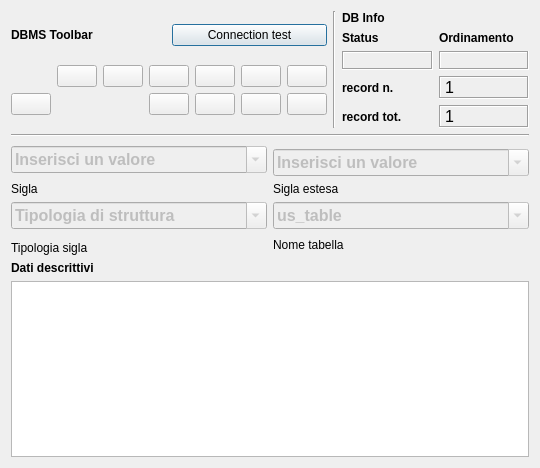
Qt form gui/ui/Thesaurus.ui (pyarchinit/pyarchinit) before a commit.
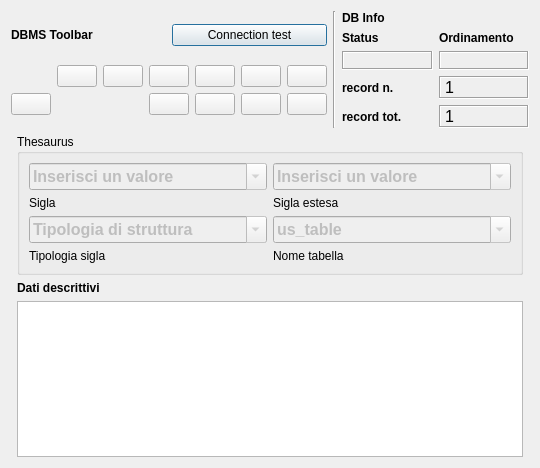
The same form after that commit. Icons and pictures are not drawn. Custom widgets are drawn as their Qt base class.

```diff
--- a/gui/ui/Thesaurus.ui
+++ b/gui/ui/Thesaurus.ui
@@ -23,8 +23,238 @@
    <iconset resource="../../resources/resources.qrc">
     <normaloff>:/icons/iconSite.png</normaloff>:/icons/iconSite.png</iconset>
   </property>
-  <layout class="QGridLayout" name="gridLayout_6">
-   <item row="0" column="0" colspan="2">
+  <layout class="QGridLayout" name="gridLayout_7">
+   <item row="1" column="1">
+    <widget class="QgsCollapsibleGroupBox" name="groupBox">
+     <property name="title">
+      <string>Thesaurus</string>
+     </property>
+     <layout class="QGridLayout" name="gridLayout_6">
+      <item row="0" column="0">
+       <widget class="QComboBox" name="comboBox_sigla">
+        <property name="enabled">
+         <bool>false</bool>
+        </property>
+        <property name="minimumSize">
+         <size>
+          <width>100</width>
+          <height>0</height>
+         </size>
+        </property>
+        <property name="font">
+         <font>
+          <pointsize>12</pointsize>
+          <weight>75</weight>
+          <bold>true</bold>
+         </font>
+        </property>
+        <property name="mouseTracking">
+         <bool>true</bool>
+        </property>
+        <property name="editable">
+         <bool>true</bool>
+        </property>
+        <property name="maxVisibleItems">
+         <number>99999</number>
+        </property>
+        <property name="maxCount">
+         <number>2147483647</number>
+        </property>
+        <item>
+         <property name="text">
+          <string>Inserisci un valore</string>
+         </property>
+        </item>
+       </widget>
+      </item>
+      <item row="0" column="1">
+       <widget class="QComboBox" name="comboBox_sigla_estesa">
+        <property name="enabled">
+         <bool>false</bool>
+        </property>
+        <property name="minimumSize">
+         <size>
+          <width>150</width>
+          <height>0</height>
+         </size>
+        </property>
+        <property name="font">
+         <font>
+          <pointsize>12</pointsize>
+          <weight>75</weight>
+          <bold>true</bold>
+         </font>
+        </property>
+        <property name="mouseTracking">
+         <bool>true</bool>
+        </property>
+        <property name="editable">
+         <bool>true</bool>
+        </property>
+        <property name="maxVisibleItems">
+         <number>99999</number>
+        </property>
+        <property name="maxCount">
+         <number>2147483647</number>
+        </property>
+        <item>
+         <property name="text">
+          <string>Inserisci un valore</string>
+         </property>
+        </item>
+       </widget>
+      </item>
+      <item row="1" column="0">
+       <widget class="QLabel" name="label">
+        <property name="text">
+         <string>Sigla</string>
+        </property>
+       </widget>
+      </item>
+      <item row="1" column="1">
+       <widget class="QLabel" name="label_2">
+        <property name="text">
+         <string>Sigla estesa</string>
+        </property>
+       </widget>
+      </item>
+      <item row="2" column="0">
+       <widget class="QComboBox" name="comboBox_tipologia_sigla">
+        <property name="enabled">
+         <bool>false</bool>
+        </property>
+        <property name="minimumSize">
+         <size>
+          <width>100</width>
+          <height>0</height>
+         </size>
+        </property>
+        <property name="font">
+         <font>
+          <pointsize>12</pointsize>
+          <weight>75</weight>
+          <bold>true</bold>
+         </font>
+        </property>
+        <property name="mouseTracking">
+         <bool>true</bool>
+        </property>
+        <property name="editable">
+         <bool>true</bool>
+        </property>
+        <property name="maxVisibleItems">
+         <number>99999</number>
+        </property>
+        <property name="maxCount">
+         <number>2147483647</number>
+        </property>
+        <item>
+         <property name="text">
+          <string>Tipologia di struttura</string>
+         </property>
+        </item>
+        <item>
+         <property name="text">
+          <string>definizione sito</string>
+         </property>
+        </item>
+        <item>
+         <property name="text">
+          <string>definizione stratigrafica</string>
+         </property>
+        </item>
+        <item>
+         <property name="text">
+          <string>tipo di caratterizzazione</string>
+         </property>
+        </item>
+        <item>
+         <property name="text">
+          <string>tipo di us</string>
+         </property>
+        </item>
+        <item>
+         <property name="text">
+          <string>tipo reperto</string>
+         </property>
+        </item>
+       </widget>
+      </item>
+      <item row="2" column="1">
+       <widget class="QComboBox" name="comboBox_nome_tabella">
+        <property name="enabled">
+         <bool>false</bool>
+        </property>
+        <property name="minimumSize">
+         <size>
+          <width>100</width>
+          <height>0</height>
+         </size>
+        </property>
+        <property name="font">
+         <font>
+          <pointsize>12</pointsize>
+          <weight>75</weight>
+          <bold>true</bold>
+         </font>
+        </property>
+        <property name="mouseTracking">
+         <bool>true</bool>
+        </property>
+        <property name="editable">
+         <bool>true</bool>
+        </property>
+        <property name="maxVisibleItems">
+         <number>99999</number>
+        </property>
+        <property name="maxCount">
+         <number>2147483647</number>
+        </property>
+        <item>
+         <property name="text">
+          <string>us_table</string>
+         </property>
+        </item>
+        <item>
+         <property name="text">
+          <string>site_table</string>
+         </property>
+        </item>
+        <item>
+         <property name="text">
+          <string>struttura_table</string>
+         </property>
+        </item>
+        <item>
+         <property name="text">
+          <string>pyunitastratigrafiche</string>
+         </property>
+        </item>
+        <item>
+         <property name="text">
+          <string>inventario_materiali_table</string>
+         </property>
+        </item>
+       </widget>
+      </item>
+      <item row="3" column="0">
+       <widget class="QLabel" name="label_11">
+        <property name="text">
+         <string>Tipologia sigla</string>
+        </property>
+       </widget>
+      </item>
+      <item row="3" column="1">
+       <widget class="QLabel" name="label_10">
+        <property name="text">
+         <string>Nome tabella</string>
+        </property>
+       </widget>
+      </item>
+     </layout>
+    </widget>
+   </item>
+   <item row="0" column="0" colspan="3">
     <layout class="QHBoxLayout" name="horizontalLayout">
      <item>
       <layout class="QGridLayout" name="gridLayout_2">
@@ -486,241 +716,7 @@
      </item>
     </layout>
    </item>
-   <item row="1" column="0" colspan="2">
-    <widget class="Line" name="line_8">
-     <property name="font">
-      <font>
-       <weight>75</weight>
-       <bold>true</bold>
-      </font>
-     </property>
-     <property name="orientation">
-      <enum>Qt::Horizontal</enum>
-     </property>
-    </widget>
-   </item>
-   <item row="2" column="0" rowspan="2">
-    <widget class="QComboBox" name="comboBox_sigla">
-     <property name="enabled">
-      <bool>false</bool>
-     </property>
-     <property name="minimumSize">
-      <size>
-       <width>100</width>
-       <height>0</height>
-      </size>
-     </property>
-     <property name="font">
-      <font>
-       <pointsize>12</pointsize>
-       <weight>75</weight>
-       <bold>true</bold>
-      </font>
-     </property>
-     <property name="mouseTracking">
-      <bool>true</bool>
-     </property>
-     <property name="editable">
-      <bool>true</bool>
-     </property>
-     <property name="maxVisibleItems">
-      <number>99999</number>
-     </property>
-     <property name="maxCount">
-      <number>2147483647</number>
-     </property>
-     <item>
-      <property name="text">
-       <string>Inserisci un valore</string>
-      </property>
-     </item>
-    </widget>
-   </item>
-   <item row="3" column="1">
-    <widget class="QComboBox" name="comboBox_sigla_estesa">
-     <property name="enabled">
-      <bool>false</bool>
-     </property>
-     <property name="minimumSize">
-      <size>
-       <width>150</width>
-       <height>0</height>
-      </size>
-     </property>
-     <property name="font">
-      <font>
-       <pointsize>12</pointsize>
-       <weight>75</weight>
-       <bold>true</bold>
-      </font>
-     </property>
-     <property name="mouseTracking">
-      <bool>true</bool>
-     </property>
-     <property name="editable">
-      <bool>true</bool>
-     </property>
-     <property name="maxVisibleItems">
-      <number>99999</number>
-     </property>
-     <property name="maxCount">
-      <number>2147483647</number>
-     </property>
-     <item>
-      <property name="text">
-       <string>Inserisci un valore</string>
-      </property>
-     </item>
-    </widget>
-   </item>
-   <item row="4" column="0">
-    <widget class="QLabel" name="label">
-     <property name="text">
-      <string>Sigla</string>
-     </property>
-    </widget>
-   </item>
-   <item row="4" column="1">
-    <widget class="QLabel" name="label_2">
-     <property name="text">
-      <string>Sigla estesa</string>
-     </property>
-    </widget>
-   </item>
-   <item row="5" column="0">
-    <widget class="QComboBox" name="comboBox_tipologia_sigla">
-     <property name="enabled">
-      <bool>false</bool>
-     </property>
-     <property name="minimumSize">
-      <size>
-       <width>100</width>
-       <height>0</height>
-      </size>
-     </property>
-     <property name="font">
-      <font>
-       <pointsize>12</pointsize>
-       <weight>75</weight>
-       <bold>true</bold>
-      </font>
-     </property>
-     <property name="mouseTracking">
-      <bool>true</bool>
-     </property>
-     <property name="editable">
-      <bool>true</bool>
-     </property>
-     <property name="maxVisibleItems">
-      <number>99999</number>
-     </property>
-     <property name="maxCount">
-      <number>2147483647</number>
-     </property>
-     <item>
-      <property name="text">
-       <string>Tipologia di struttura</string>
-      </property>
-     </item>
-     <item>
-      <property name="text">
-       <string>definizione sito</string>
-      </property>
-     </item>
-     <item>
-      <property name="text">
-       <string>definizione stratigrafica</string>
-      </property>
-     </item>
-     <item>
-      <property name="text">
-       <string>tipo di caratterizzazione</string>
-      </property>
-     </item>
-     <item>
-      <property name="text">
-       <string>tipo di us</string>
-      </property>
-     </item>
-     <item>
-      <property name="text">
-       <string>tipo reperto</string>
-      </property>
-     </item>
-    </widget>
-   </item>
-   <item row="5" column="1">
-    <widget class="QComboBox" name="comboBox_nome_tabella">
-     <property name="enabled">
-      <bool>false</bool>
-     </property>
-     <property name="minimumSize">
-      <size>
-       <width>100</width>
-       <height>0</height>
-      </size>
-     </property>
-     <property name="font">
-      <font>
-       <pointsize>12</pointsize>
-       <weight>75</weight>
-       <bold>true</bold>
-      </font>
-     </property>
-     <property name="mouseTracking">
-      <bool>true</bool>
-     </property>
-     <property name="editable">
-      <bool>true</bool>
-     </property>
-     <property name="maxVisibleItems">
-      <number>99999</number>
-     </property>
-     <property name="maxCount">
-      <number>2147483647</number>
-     </property>
-     <item>
-      <property name="text">
-       <string>us_table</string>
-      </property>
-     </item>
-     <item>
-      <property name="text">
-       <string>site_table</string>
-      </property>
-     </item>
-     <item>
-      <property name="text">
-       <string>struttura_table</string>
-      </property>
-     </item>
-     <item>
-      <property name="text">
-       <string>pyunitastratigrafiche</string>
-      </property>
-     </item>
-     <item>
-      <property name="text">
-       <string>inventario_materiali_table</string>
-      </property>
-     </item>
-    </widget>
-   </item>
-   <item row="7" column="0">
-    <widget class="QLabel" name="label_11">
-     <property name="text">
-      <string>Tipologia sigla</string>
-     </property>
-    </widget>
-   </item>
-   <item row="6" column="1" rowspan="2">
-    <widget class="QLabel" name="label_10">
-     <property name="text">
-      <string>Nome tabella</string>
-     </property>
-    </widget>
-   </item>
-   <item row="8" column="0" colspan="2">
+   <item row="2" column="1">
     <layout class="QVBoxLayout" name="verticalLayout_3">
      <item>
       <widget class="QLabel" name="label_13">
@@ -760,6 +756,14 @@
    </item>
   </layout>
  </widget>
+ <customwidgets>
+  <customwidget>
+   <class>QgsCollapsibleGroupBox</class>
+   <extends>QGroupBox</extends>
+   <header>qgis.gui</header>
+   <container>1</container>
+  </customwidget>
+ </customwidgets>
  <resources>
   <include location="../../resources/resources.qrc"/>
  </resources>
```
